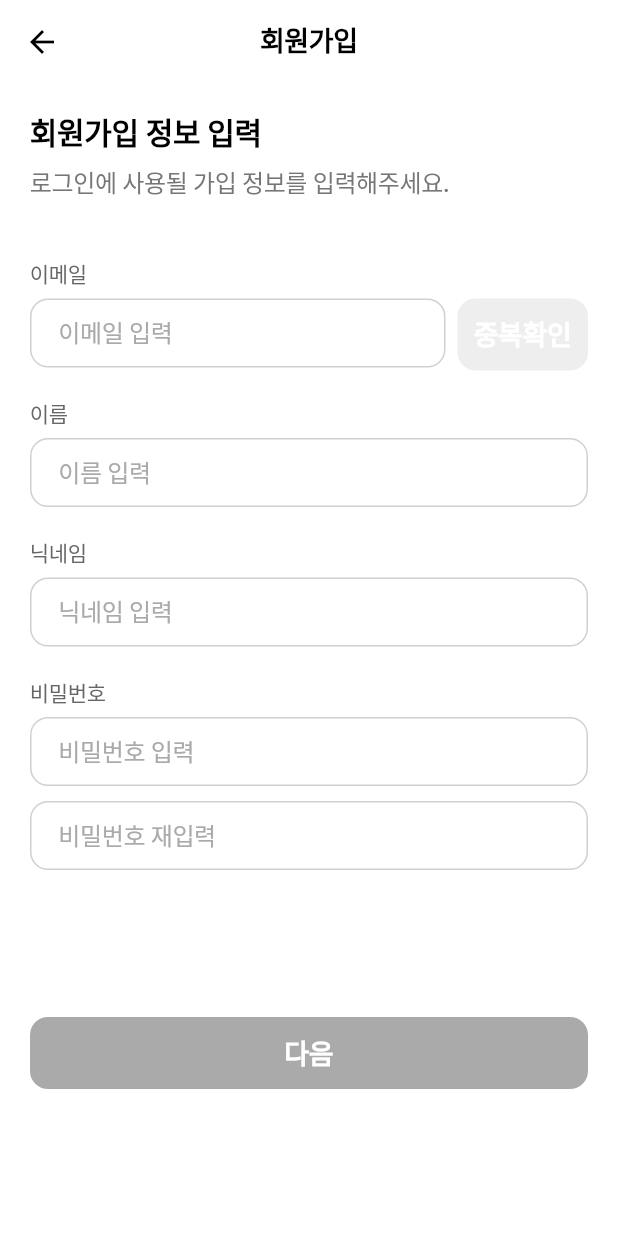
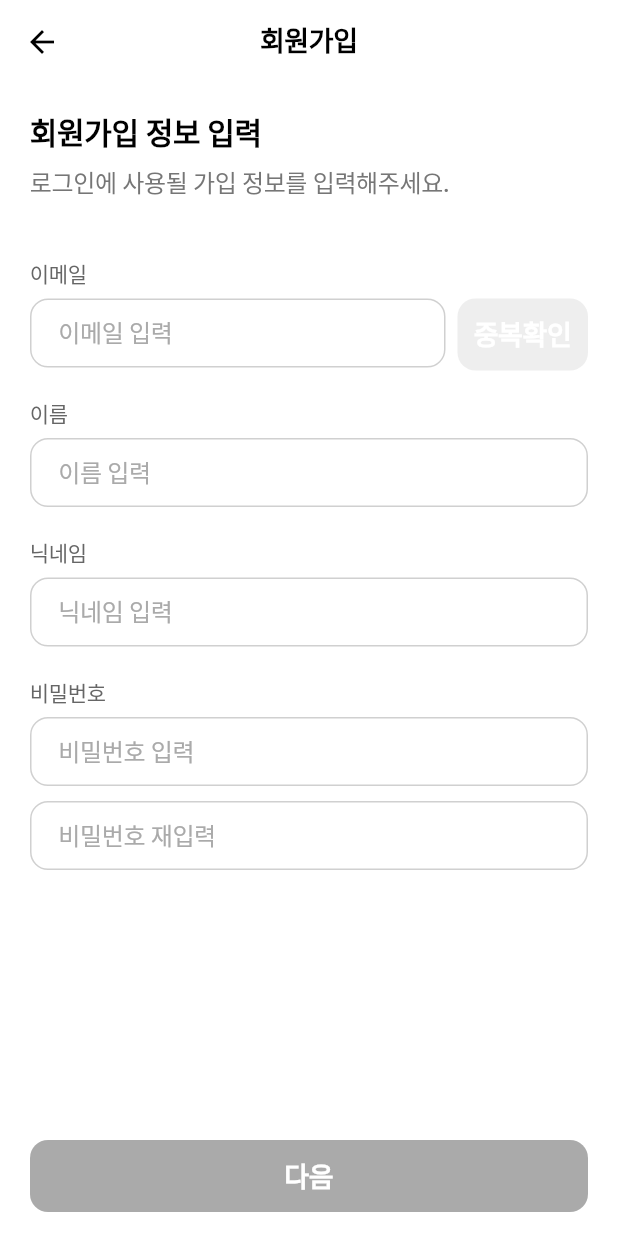
Before and after one commit to chois22/groach, a Flutter app: the screen it shows after launch, after a tap on "회원가입", on a phone screen of 412 x 824 dp. Run offline on Flutter 3.47's test engine with Material 3 defaults, Android fonts, the phone set to English and light mode, and no system bars; our stand-ins replace flutter_svg, sizer; Roboto replaces fonts that are missing (Pretendard); project files that could hold a hidden picture were left out.

Commit message:
리뷰 완료

```diff
--- /dev/null
+++ b/lib/const/static/global.dart
@@ -0,0 +1,5 @@
+import 'package:flutter/material.dart';
+
+class Global{
+  static BuildContext? contextSplash;
+}
--- a/lib/ui/component/button_animate.dart
+++ b/lib/ui/component/button_animate.dart
@@ -6,12 +6,13 @@ import 'package:practice1/const/value/text_style.dart';
 class ButtonAnimate extends StatelessWidget {
   final String title;
   final Color colorBg; //backgroud 배경색
-
+  final EdgeInsetsGeometry? margin;
   final void Function()? onTap;
 
   const ButtonAnimate({
     required this.title,
     required this.colorBg,
+    this.margin,
     this.onTap,
     super.key,
   });
@@ -21,6 +22,7 @@ class ButtonAnimate extends StatelessWidget {
     return GestureDetector(
       onTap: onTap,
       child: AnimatedContainer(
+        margin: margin,
         duration: Duration(milliseconds: 300),
         width: double.infinity,
         height: 48,
--- a/lib/ui/page/sign_up/page_sign_up_terms.dart
+++ b/lib/ui/page/sign_up/page_sign_up_terms.dart
@@ -165,6 +165,7 @@ class _PageSignUpTermsState extends State<PageSignUpTerms> {
                             Text('(선택) 개인정보 알람 및 주변 알람 동의', style: TS.s16w400(colorBlack)),
                           ],
                         ),
+                        // todo: complete push.
                         const SizedBox(height: 294),
                         ValueListenableBuilder<bool>(
                           valueListenable: vnFormCheckNotifier,
@@ -172,6 +173,7 @@ class _PageSignUpTermsState extends State<PageSignUpTerms> {
                             return GestureDetector(
                               onTap: isFormCheck
                                   ? () {
+                                // change
                                       Navigator.of(context).push(
                                         MaterialPageRoute(
                                           builder: (_) => RouteTerms(
--- a/lib/ui/page/sign_up/page_sign_up_user_info.dart
+++ b/lib/ui/page/sign_up/page_sign_up_user_info.dart
@@ -83,6 +83,9 @@ class _PageSignUpUserInfoState extends State<PageSignUpUserInfo> {
       child: Scaffold(
         appBar: AppBar(title: Text('회원가입', style: TS.s18w600(colorBlack)), toolbarHeight: 56),
         body: SafeArea(
+          child: Column(
+            children: [
+              Expanded(
                 child: SingleChildScrollView(
                   child: Padding(
                     padding: const EdgeInsets.symmetric(horizontal: 20.0),
@@ -236,7 +239,11 @@ class _PageSignUpUserInfoState extends State<PageSignUpUserInfo> {
                             }
                           },
                         ),
-                  Gaps.v96,
+                      ],
+                    ),
+                  ),
+                ),
+              ),
               ValueListenableBuilder<bool>(
                 valueListenable: vnFormCheckNotifier,
                 builder: (context, isFormCheck, child) {
@@ -252,14 +259,12 @@ class _PageSignUpUserInfoState extends State<PageSignUpUserInfo> {
                         : null, // isFormCheck이 false면 아무 동작 없음
                     child: ButtonAnimate(
                       title: '다음',
-                          colorBg: isFormCheck ? colorGreen600 : colorGray500,
+                      colorBg: isFormCheck ? colorGreen600 : colorGray500,margin: EdgeInsets.symmetric(vertical: 16, horizontal: 20),
                     ),
                   );
                 },
               ),
             ],
-              ),
-            ),
           ),
         ),
       ),
--- a/lib/ui/route/auth/route_auth_login.dart
+++ b/lib/ui/route/auth/route_auth_login.dart
@@ -9,6 +9,7 @@ import 'package:practice1/ui/component/custom_toast.dart';
 import 'package:practice1/ui/component/textfield_default.dart';
 import 'package:practice1/ui/page/find_id/page_find_id_confirm_email.dart';
 import 'package:practice1/ui/route/auth/route_auth_sign_up.dart';
+import 'package:practice1/utils/utils.dart';
 
 class RouteAuthLogin extends StatefulWidget {
   const RouteAuthLogin({super.key});
@@ -79,9 +80,7 @@ class _RouteAuthLoginState extends State<RouteAuthLogin> {
                 GestureDetector(
                   onTap: () {
                     print('다음 버튼 터치');
-                    Fluttertoast.showToast(
-                      msg: '이메일, 비밀번호를 입력해주세요',
-                    );
+                    Utils.toast(context: context, desc: 'test',toastGravity: ToastGravity.BOTTOM);
                   },
                   child: ValueListenableBuilder<bool>(
                     valueListenable: vnFormCheckNotifier,
@@ -115,6 +114,7 @@ class _RouteAuthLoginState extends State<RouteAuthLogin> {
                     ),
                     const Text('|', style: TS.s13w400(colorGray400)),
 
+                    //todo: put sldkfj
                     /// 비밀번호 찾기
                     GestureDetector(
                       onTap: () {},
--- a/lib/ui/route/route_main.dart
+++ b/lib/ui/route/route_main.dart
@@ -12,11 +12,12 @@ class RouteMain extends StatelessWidget {
         FocusManager.instance.primaryFocus?.unfocus();
       },
       child: Scaffold(
+        //todo: appbar XXX
         appBar: AppBar(
           automaticallyImplyLeading: false,
           title: Row(
             children: [
-            SvgPicture.asset('assets/image/main_name.svg'),
+            Image.asset('assets/image/main_groach.png', width: 64, height: 28),
               Icon(Icons.notifications_active_outlined),
               Icon(Icons.search_outlined),
             ],
--- a/lib/ui/route/route_splash.dart
+++ b/lib/ui/route/route_splash.dart
@@ -1,4 +1,5 @@
 import 'package:flutter/material.dart';
+import 'package:practice1/const/static/global.dart';
 import 'package:practice1/ui/route/auth/route_auth_login.dart';
 
 class RouteSplash extends StatefulWidget {
@@ -9,6 +10,13 @@ class RouteSplash extends StatefulWidget {
 }
 
 class _RouteSplashState extends State<RouteSplash> {
+
+  @override
+  void didChangeDependencies() {
+    super.didChangeDependencies();
+    Global.contextSplash=context;
+  }
+
   @override
   void initState() {
     super.initState();
--- a/lib/ui/route/route_terms.dart
+++ b/lib/ui/route/route_terms.dart
@@ -9,6 +9,7 @@ import 'package:practice1/ui/page/sign_up/page_sign_up_complete.dart';
 // 이용약관 나와있는 페이지 // > 눌러서 오는 페이지
 class RouteTerms extends StatefulWidget {
   final PageController pageController;
+  //final String title;
 
   const RouteTerms({
     required this.pageController,
@@ -66,8 +67,6 @@ class _RouteTermsState extends State<RouteTerms> {
                           Text(
                             '약관동의에 대한 내용입니다. 하단에 약관 내용을 쭉 입력해주시면 됩니다. 약관동의에 대한 내용입니다. 하단에 약관 내용을 쭉 입력해주시면 됩니다. 약관동의에 대한 내용입니다. 하단에약관 내용을 쭉 입력해주시면 됩니다. 약관동의에 대한 내용입니다. \n하단에 약관 내용을 쭉 입력해주시면 됩니다. \n\n약관동의에 대한 내용입니다. 하단에 약관 내용을 쭉 입력해주시면 됩니다. 약관동의에 대한 내용입니다. 하단에 약관 내용을 쭉 입력해주시면 됩니다. 약관동의에 대한 내용입니다. 하단에 약관 내용을 쭉 입력해주시면 됩니다. 약관동의에 대한 내용입니다. 하단에 약관 내용을 쭉 입력해주시면 됩니다. 약관동의에 대한 내용입니다. 하단에 약관 내용을 쭉 입력해주시면 됩니다. 약관동의에 대한 내용입니다. 하단에 약관 내용을 쭉 입력해주시면 됩니다. 약관동의에 대한 내용입니다. 하단에 약관 내용을 쭉 입력해주시면 됩니다. 약관동의에 대한 내용입니다. 하단에 약관 내용을 쭉 입력해주시면 됩니다. 약관동의에 대한 내용입니다. \n\n하단에 약관 내용을 쭉 입력해주시면 됩니다. 약관동의에 대한 내용입니다. 하단에 약관 내용을 쭉 입력해주시면 됩니다. 약관동의에 대한 내용입니다. 하단에 약관 내용을 쭉 입력해주시면 됩니다. 약관동의에 대한 내용입니다. 하단에 약관 내용을 쭉 입력해주시면 됩니다. 약관동의에 대한 내용입니다. 하단에 약관 내용을 쭉 입력해주시면 됩니다. 약관동의에 대한 내용입니다. 하단에 약관 내용을 쭉 입력해주시면 됩니다. 약관동의에 대한 내용입니다. 하단에 약관 내용을 쭉 입력해주시면 됩니다. 약관동의에 대한 내용입니다. 하단에 약관 내용을 쭉 입력해주시면 됩니다. 약관동의에 대한 내용입니다. 하단에 약관 내용을 쭉 입력해주시면 됩니다. 약관동의에 대한 내용입니다. 하단에 약관 내용을 쭉 입력해주시면 됩니다. 약관동의에 대한 내용입니다. 하단에 약관 내용을 쭉 입력해주시면 됩니다. 약관동의에 대한 내용입니다. 하단에 약관 내용을 쭉 입력해주시면 됩니다. 약관동의에 대한 내용입니다. 하단에 약관 내용을 쭉 입력해주시면 됩니다. 약관동의에 대한 내용입니다. 하단에 약관 내용을 쭉 입력해주시면 됩니다. 약관동의에 대한 내용입니다. 하단에 약관 내용을 쭉 입력해주시면 됩니다. 약관동의에 대한 내용입니다. 하단에 약관 내용을 쭉 입력해주시면 됩니다. ',
                             style: TS.s14w400(colorBlack),
-                            overflow: TextOverflow.ellipsis,
-                            maxLines: 27,
                           ),
                         ],
                       ),
```
Also changed, not shown: lib/utils/utils.dart (added, +43 -0 lines), assets/image/main_groach.png (added). Lines whose indentation alone changed are shown as unchanged.
